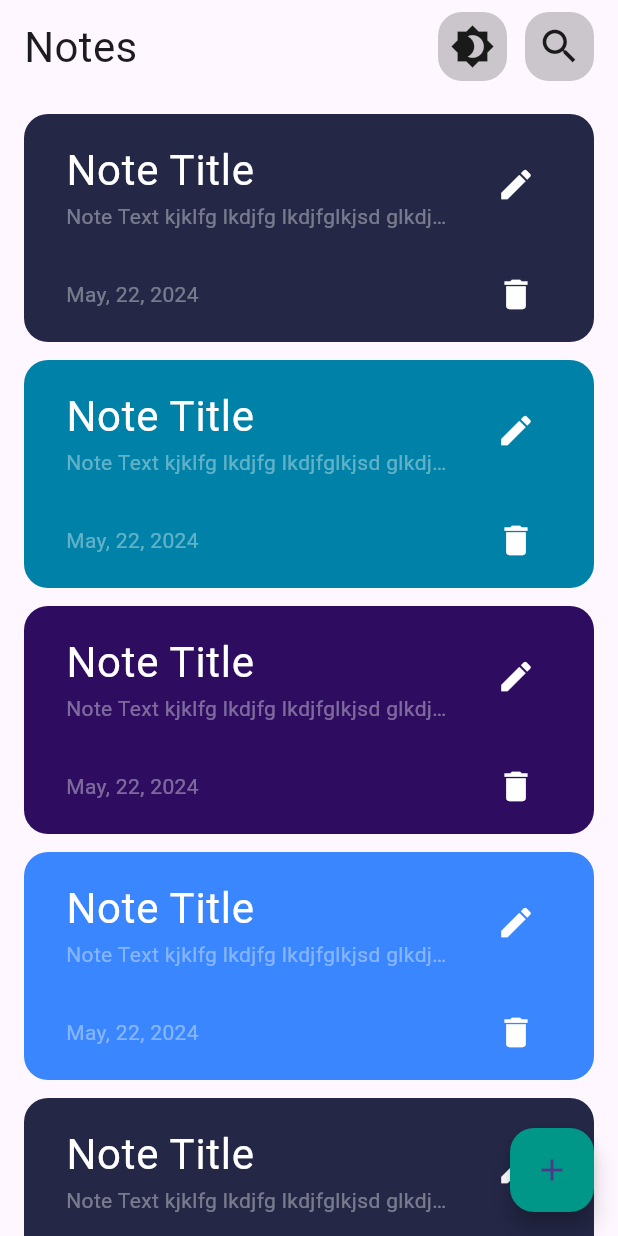
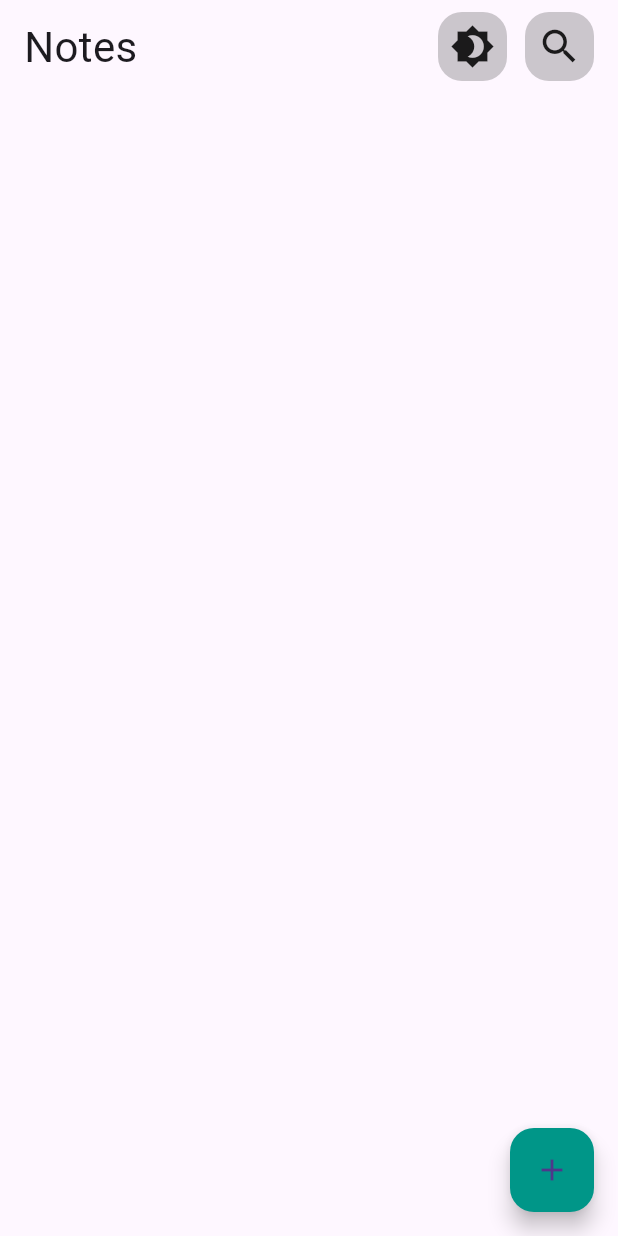
Before and after one commit to AliA5y/pretty_notes, a Flutter app: the screen it shows after launch, on a phone screen of 412 x 824 dp. Run offline on Flutter 3.47's test engine with Material 3 defaults, Android fonts, the phone set to English and light mode, and no system bars; our stand-ins replace bloc, flutter_bloc, hive, hive_flutter, shared_preferences; accounts and stored records are empty.

Commit message:
add note fetching method, remove unnecessary states and display stored notes

```diff
--- a/lib/cubits/notes_cubit/notes_cubit.dart
+++ b/lib/cubits/notes_cubit/notes_cubit.dart
@@ -1,9 +1,16 @@
-import 'package:bloc/bloc.dart';
-import 'package:meta/meta.dart';
+import 'package:flutter_bloc/flutter_bloc.dart';
+import 'package:hive_flutter/hive_flutter.dart';
+import 'package:pretty_notes/constants.dart';
 import 'package:pretty_notes/models/note_model.dart';
 
 part 'notes_state.dart';
 
 class NotesCubit extends Cubit<NotesState> {
+  List<NoteModel>? notes;
+
   NotesCubit() : super(NotesInitial());
+  fetchAllNotes() {
+    final noteBox = Hive.box<NoteModel>(kNotesBox);
+    notes = noteBox.values.toList();
+  }
 }
--- a/lib/views/home.dart
+++ b/lib/views/home.dart
@@ -1,5 +1,7 @@
 import 'package:flutter/material.dart';
+import 'package:flutter_bloc/flutter_bloc.dart';
 import 'package:pretty_notes/constants.dart';
+import 'package:pretty_notes/cubits/notes_cubit/notes_cubit.dart';
 import 'package:pretty_notes/views/home_view_body.dart';
 import 'package:pretty_notes/views/widgets/add_note_sheet.dart';
 
@@ -8,7 +10,9 @@ class HomeView extends StatelessWidget {
 
   @override
   Widget build(BuildContext context) {
-    return Scaffold(
+    return BlocProvider(
+      create: (context) => NotesCubit(),
+      child: Scaffold(
         body: const SafeArea(
           child: HomeViewBody(),
         ),
@@ -26,6 +30,7 @@ class HomeView extends StatelessWidget {
           },
           child: const Icon(Icons.add),
         ),
+      ),
     );
   }
 }
--- a/lib/views/widgets/note_card.dart
+++ b/lib/views/widgets/note_card.dart
@@ -1,10 +1,10 @@
 import 'package:flutter/material.dart';
+import 'package:pretty_notes/models/note_model.dart';
 
 class NoteCard extends StatelessWidget {
-  const NoteCard({super.key, this.onTap, required this.color});
+  const NoteCard({super.key, this.onTap, required this.note});
   final void Function()? onTap;
-  final Color color;
-
+  final NoteModel note;
   @override
   Widget build(BuildContext context) {
     return Padding(
@@ -14,7 +14,7 @@ class NoteCard extends StatelessWidget {
         child: Container(
             padding: const EdgeInsets.symmetric(horizontal: 28, vertical: 8),
             decoration: BoxDecoration(
-              color: color,
+              color: Color(note.color),
               borderRadius: const BorderRadius.all(
                 Radius.circular(16),
               ),
@@ -24,14 +24,14 @@ class NoteCard extends StatelessWidget {
               children: [
                 ListTile(
                   contentPadding: const EdgeInsets.all(0),
-                  title: const Text(
-                    'Note Title',
-                    style: TextStyle(fontSize: 28, color: Colors.white),
+                  title: Text(
+                    note.title,
+                    style: const TextStyle(fontSize: 28, color: Colors.white),
                   ),
-                  subtitle: const Text(
-                    'Note Text kjklfg lkdjfg lkdjfglkjsd glkdjglk dglksdjgklds gldskjg sdglkjdsklg dslkjglksd glkdsjglk sdglksdjg ',
+                  subtitle: Text(
+                    note.subtitle,
                     overflow: TextOverflow.ellipsis,
-                    style: TextStyle(color: Colors.white38),
+                    style: const TextStyle(color: Colors.white38),
                   ),
                   trailing: IconButton(
                       padding: const EdgeInsets.all(8),
@@ -45,9 +45,9 @@ class NoteCard extends StatelessWidget {
                 const SizedBox(height: 10),
                 Row(
                   children: [
-                    const Text(
-                      'May, 22, 2024',
-                      style: TextStyle(color: Colors.white38),
+                    Text(
+                      note.date,
+                      style: const TextStyle(color: Colors.white38),
                     ),
                     const Spacer(),
                     IconButton(
--- a/lib/views/widgets/notes_list_view.dart
+++ b/lib/views/widgets/notes_list_view.dart
@@ -1,5 +1,7 @@
 import 'package:flutter/material.dart';
-import 'package:pretty_notes/constants.dart';
+import 'package:flutter_bloc/flutter_bloc.dart';
+import 'package:pretty_notes/cubits/notes_cubit/notes_cubit.dart';
+import 'package:pretty_notes/models/note_model.dart';
 import 'package:pretty_notes/views/widgets/note_card.dart';
 
 class NotesListView extends StatelessWidget {
@@ -7,12 +9,19 @@ class NotesListView extends StatelessWidget {
 
   @override
   Widget build(BuildContext context) {
-    return ListView.builder(
-      padding: const EdgeInsets.all(0),
-      itemCount: 10,
-      itemBuilder: (context, index) {
-        return NoteCard(
-          color: colors[index % colors.length],
+    return BlocBuilder<NotesCubit, NotesState>(
+      builder: (context, state) {
+        BlocProvider.of<NotesCubit>(context).fetchAllNotes();
+        List<NoteModel> notes =
+            BlocProvider.of<NotesCubit>(context).notes ?? [];
+        return ListView.builder(
+          padding: const EdgeInsets.all(0),
+          itemCount: notes.length,
+          itemBuilder: (context, index) {
+            return NoteCard(
+              note: notes[index],
+            );
+          },
         );
       },
     );
```
Also changed, not shown: lib/cubits/notes_cubit/notes_state.dart (+0 -7 lines). Lines whose indentation alone changed are shown as unchanged.
